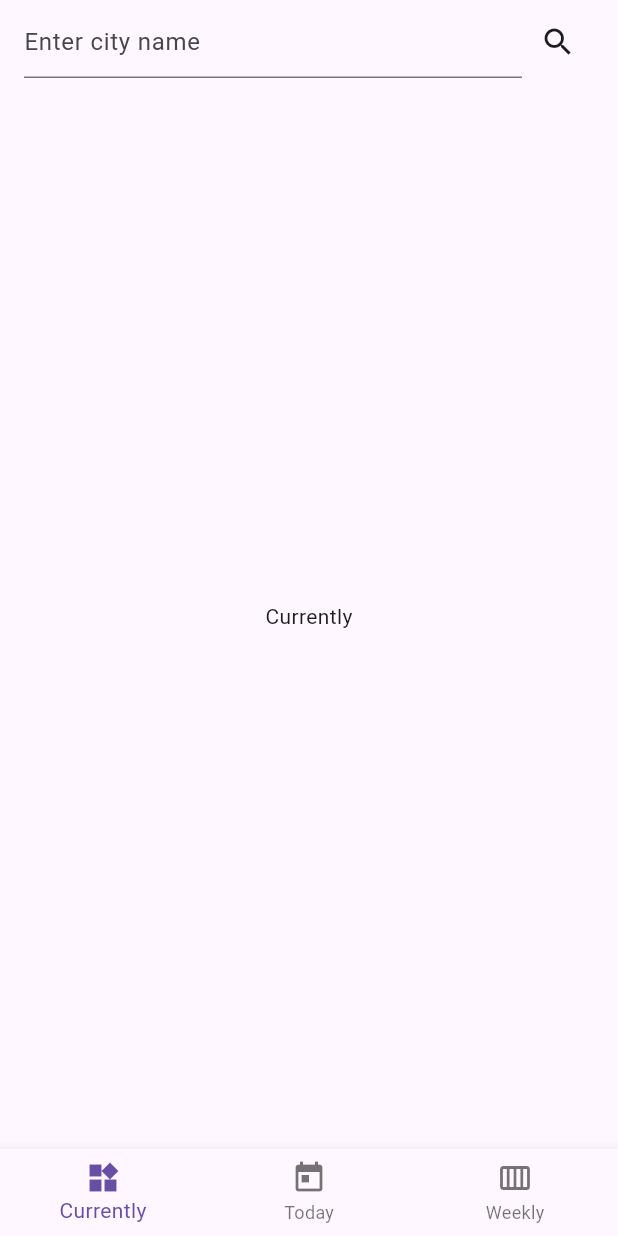
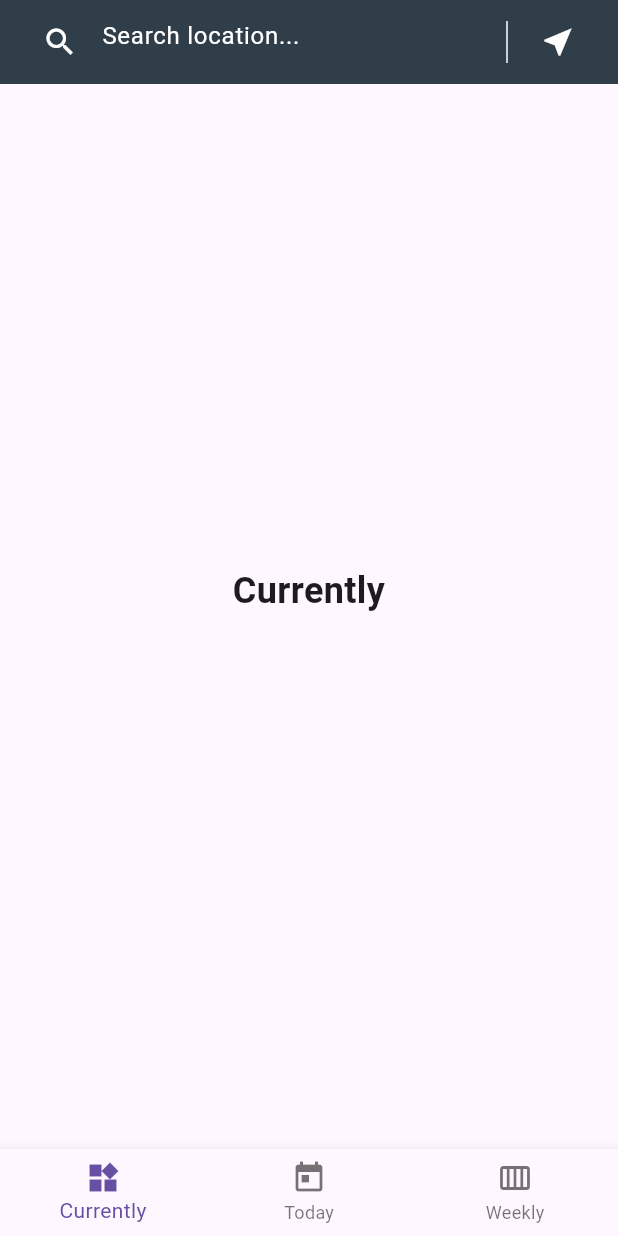
Before and after one commit to d2iv3r/mobile-piscine-1337, a Flutter app: the screen it shows after launch, on a phone screen of 412 x 824 dp. Run offline on Flutter 3.47's test engine with Material 3 defaults, Android fonts, the phone set to English and light mode, and no system bars; our stand-ins replace geolocator, math_expressions, permission_handler.

Commit message:
mobileModule00 and mobileModule01 verified

```diff
--- a/mobileModule00/ex01/lib/main.dart
+++ b/mobileModule00/ex01/lib/main.dart
@@ -27,7 +27,7 @@ class _CentredTextButtonWidgetState extends State<CentredTextButtonWidget> {
               color: Color.fromRGBO(84, 85, 0, 1),
             ),
             child: Text(
-              _isButtonPressed ? 'Hello world' : 'A simple text',
+              _isButtonPressed ? 'Hello World!' : 'A simple text',
               textAlign: TextAlign.center,
               style: TextStyle(
                 fontSize: 28,
--- a/mobileModule01/weather_app/lib/main.dart
+++ b/mobileModule01/weather_app/lib/main.dart
@@ -1,4 +1,5 @@
 import 'package:flutter/material.dart';
+
 
 void main() {
   runApp(const MainApp());
@@ -13,64 +14,87 @@ class HomePage extends StatefulWidget {
 
 class _HomePageState extends State<HomePage> {
 
-  int index = 0;
+  int currentIndex = 0;
+  final PageController _pageController = PageController();
   final TextEditingController _cityController = TextEditingController();
+  String searchValue = '';
 
-  final List<Widget> pages = [
-    Center(child: Text('Currently')),
-    Center(child: Text('Today')),
-    Center(child: Text('Weekly')),
-  ];
+
+  void _handleOnTab(int value) {
+    if (_pageController.hasClients) {
+      _pageController.animateToPage(
+        value,
+        duration: const Duration(milliseconds: 250),
+        curve: Curves.easeInOut,
+      );
+    }
+    setState(() {
+      currentIndex = value;
+    });
+  }
+
+  void _handleOnChanged(String value) {
+    setState(() {
+      searchValue = value;
+    });
+  }
 
   @override
   Widget build(BuildContext context) {
     return Scaffold(
         appBar: AppBar(
+          backgroundColor: const Color.fromARGB(255, 48, 62, 73),
           title: Row(
             children: [
               Expanded(
                 child: TextField(
                   controller: _cityController,
+                  onChanged: _handleOnChanged,
+                  style: TextStyle(color: Colors.white),
                   decoration: InputDecoration(
-                    hintText: 'Enter city name',
+                    border: InputBorder.none,
+                    prefixIcon: Icon(Icons.search, color: Colors.white),
+                    hintText: 'Search location...',
+                    hintStyle: TextStyle(color: Colors.white),
                   ),
                 ),
               ),
+              SizedBox(
+                height: 28,
+                child: VerticalDivider(
+                  color: Colors.white,
+                  thickness: 1,
+                  width: 20,
+                ),
+              ),
               IconButton(
-                icon: Icon(Icons.search),
+                icon: Icon(Icons.near_me, color: Colors.white),
                 onPressed: () {
                   setState(() {
-                    pages[0] = Center(child: Text('Currently\n${_cityController.text}'));
-                    pages[1] = Center(child: Text('Today\n${_cityController.text}'));
-                    pages[2] = Center(child: Text('Weekly\n${_cityController.text}'));
+                    searchValue = "Geolocation";
+                    _cityController.clear();
                   });
                 },
-              )
+              ),
             ],
           ),
         ),
-        body: pages[index],
+        body: PageView(
+          controller: _pageController,
+          onPageChanged: _handleOnTab,
+          children: [
+            Center(child: Text('Currently\n$searchValue', textAlign: TextAlign.center, style: TextStyle(fontSize: 24, fontWeight: FontWeight.bold))),
+            Center(child: Text('Today\n$searchValue', textAlign: TextAlign.center, style: TextStyle(fontSize: 24, fontWeight: FontWeight.bold))),
+            Center(child: Text('Weekly\n$searchValue', textAlign: TextAlign.center, style: TextStyle(fontSize: 24, fontWeight: FontWeight.bold))),
+          ],
+        ),
         bottomNavigationBar: BottomNavigationBar(
-          currentIndex: index,
-          onTap: (int index) {
-            setState(() {
-              this.index = index;
-            });
-          },
-          items: [
-            BottomNavigationBarItem(
-              label: 'Currently',
-              icon: Icon(Icons.now_widgets),
-
-            ),
-            BottomNavigationBarItem(
-              label: 'Today',
-              icon: Icon(Icons.today),
-            ),
-            BottomNavigationBarItem(
-              label: 'Weekly',
-              icon: Icon(Icons.calendar_view_week),
-            )
+          currentIndex: currentIndex,
+          onTap: _handleOnTab,
+          items: const [
+            BottomNavigationBarItem(label: 'Currently', icon: Icon(Icons.now_widgets)),
+            BottomNavigationBarItem(label: 'Today', icon: Icon(Icons.today)),
+            BottomNavigationBarItem(label: 'Weekly', icon: Icon(Icons.calendar_view_week)),
           ],
         ),
       );
```
